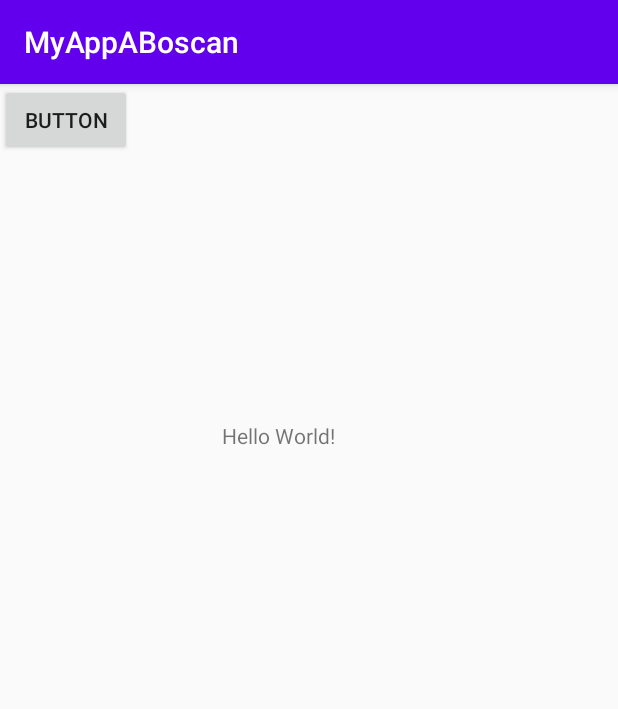
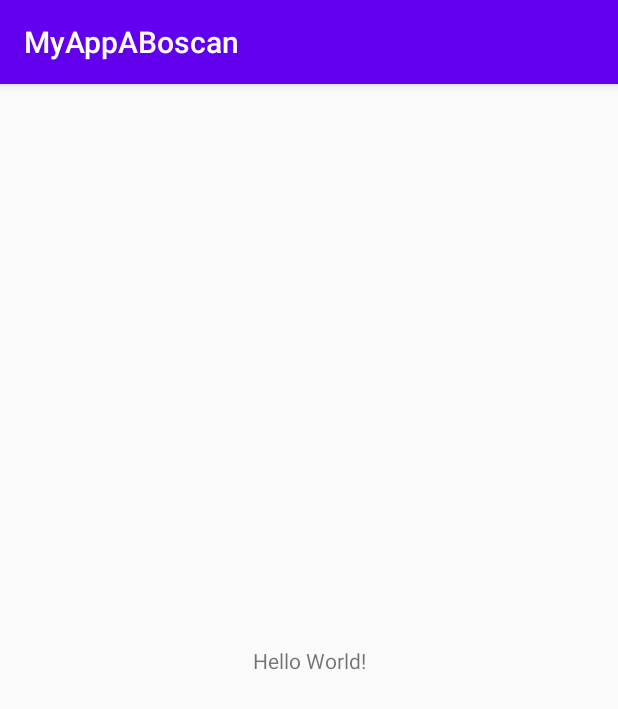
Before and after one commit to Carloslaink/MyApp, an Android app: the screen it shows after launch (MainActivity), on a phone screen of 412 x 824 dp. Shown: the top 709 px of the screen. Run offline under Robolectric (Android 15) with nearby library versions, the phone set to English and light mode, and no system bars.

Commit message:
delete button

```diff
--- a/app/src/main/res/layout/activity_main.xml
+++ b/app/src/main/res/layout/activity_main.xml
@@ -12,17 +12,7 @@
         android:text="Hello World!"
         app:layout_constraintBottom_toBottomOf="parent"
         app:layout_constraintEnd_toEndOf="parent"
-        app:layout_constraintHorizontal_bias="0.44"
         app:layout_constraintStart_toStartOf="parent"
-        app:layout_constraintTop_toTopOf="parent"
-        app:layout_constraintVertical_bias="0.3" />
-
-    <Button
-        android:id="@+id/button"
-        android:layout_width="wrap_content"
-        android:layout_height="wrap_content"
-        android:text="Button"
-        tools:layout_editor_absoluteX="151dp"
-        tools:layout_editor_absoluteY="395dp" />
+        app:layout_constraintTop_toTopOf="parent" />
 
 </android.support.constraint.ConstraintLayout>
```
